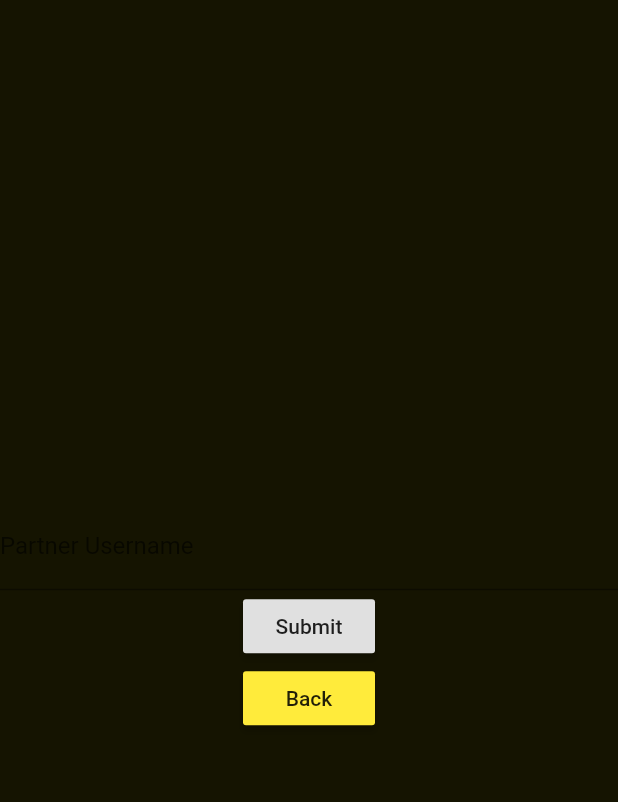
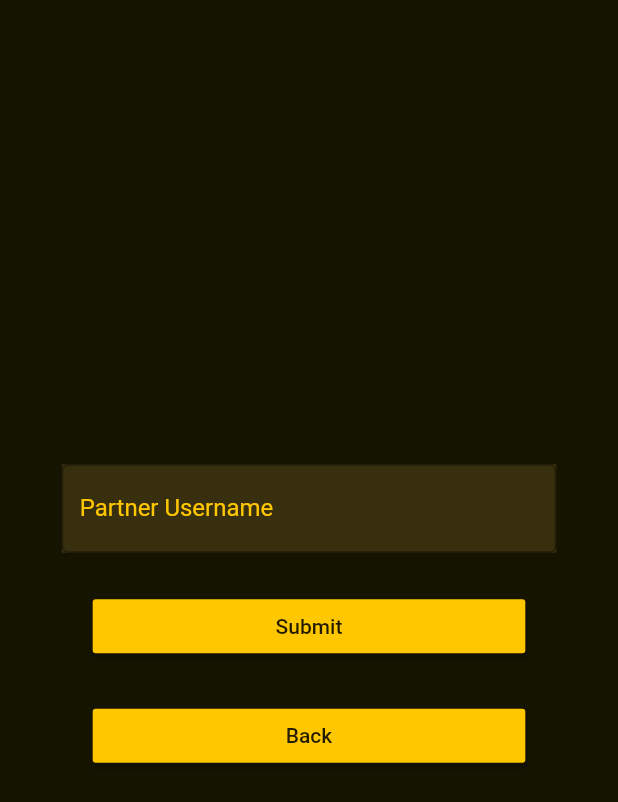
Before and after one commit to Awty-Programming-Club/Karpull, a Flutter app: the MainScreen screen opened directly, on a phone screen of 412 x 824 dp. Shown: the top 802 px of the screen. Run offline on Flutter 3.47's test engine with Material 2 defaults, Android fonts, the phone set to English and light mode, and no system bars; our stand-ins replace fluttertoast, geolocator, shared_preferences; accounts and stored records are empty; network calls fail.

Commit message:
ui changes last minute

```diff
--- a/app/lib/screens/mainscreen.dart
+++ b/app/lib/screens/mainscreen.dart
@@ -62,25 +62,43 @@ class _MainScreenState extends State<MainScreen> {
   Widget build(BuildContext context) {
     getUser();
     return Scaffold(
-        body: Column(mainAxisAlignment: MainAxisAlignment.center, children: <
-            Widget>[
-      if (user == null || (user['partner'] == null && (user['puller'] == true)))
+      body: Column(
+        mainAxisAlignment: MainAxisAlignment.center,
+        children: <Widget>[
+          if (user == null ||
+              (user['partner'] == null && (user['puller'] == true)))
             Center(
               child: (Column(children: [
-            TextField(
-                decoration: InputDecoration(labelText: 'Partner Username'),
+                Container(
+                  decoration:
+                      BoxDecoration(color: Color.fromARGB(255, 56, 47, 14)),
+                  width: MediaQuery.of(context).size.width * 0.8,
+                  child: TextField(
+                      decoration: InputDecoration(
+                          labelText: 'Partner Username',
+                          border: OutlineInputBorder(),
+                          labelStyle: TextStyle(
+                              color: Color.fromARGB(255, 255, 199, 0))),
                       onChanged: (val) {
                         setState(() {
                           partnerUsername = val;
                         });
                       }),
-            RaisedButton(
+                ),
+                Container(
+                  margin: EdgeInsets.all(25),
+                  width: MediaQuery.of(context).size.width * 0.7,
+                  child: RaisedButton(
                     child: Text("Submit"),
+                    color: Color.fromARGB(255, 255, 199, 0),
                     onPressed: () async {
-                SharedPreferences prefs = await SharedPreferences.getInstance();
+                      SharedPreferences prefs =
+                          await SharedPreferences.getInstance();
                       String? token = prefs.getString('token');
-                await AuthService().setPartner(partnerUsername, token, context);
+                      await AuthService()
+                          .setPartner(partnerUsername, token, context);
                     },
+                  ),
                 )
               ])),
             ),
@@ -117,8 +135,8 @@ class _MainScreenState extends State<MainScreen> {
                           : Color.fromARGB(255, 21, 20, 1),
                       boxShadow: [
                         BoxShadow(
-                      color:
-                          Color.fromARGB(255, 255, 212, 58), //color of shadow
+                          color: Color.fromARGB(
+                              255, 255, 212, 58), //color of shadow
                           spreadRadius: 5, //spread radius
                           blurRadius: 7, // blur radius
                         )
@@ -130,18 +148,24 @@ class _MainScreenState extends State<MainScreen> {
                 Container(
                     margin: EdgeInsets.all(5),
                     child: Text(distance.toString() + "m",
-                    style: TextStyle(color: Color.fromARGB(255, 255, 199, 0))))
+                        style:
+                            TextStyle(color: Color.fromARGB(255, 255, 199, 0))))
               ])),
             ),
-      RaisedButton(
+          Container(
+            width: MediaQuery.of(context).size.width * 0.7,
+            child: RaisedButton(
                 child: Text("Back"),
-          color: Colors.yellow,
+                color: Color.fromARGB(255, 255, 199, 0),
                 onPressed: () {
                   // SharedPreferences sharedPreferences = await SharedPreferences.getInstance();
                   // sharedPreferences.setString("token", "");
                   Navigator.push(context,
                       MaterialPageRoute(builder: (context) => LoginScreen()));
                 }),
-    ]));
+          ),
+        ],
+      ),
+    );
   }
 }
```
Also changed, not shown: 1 other file. Lines whose indentation alone changed are shown as unchanged.
